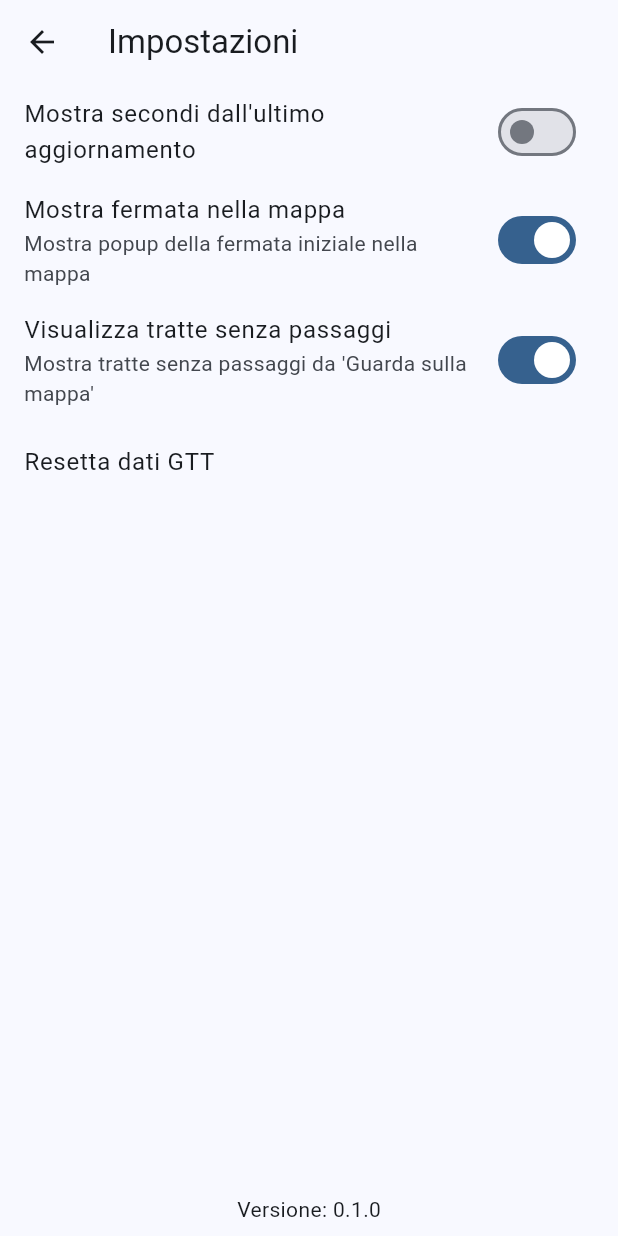
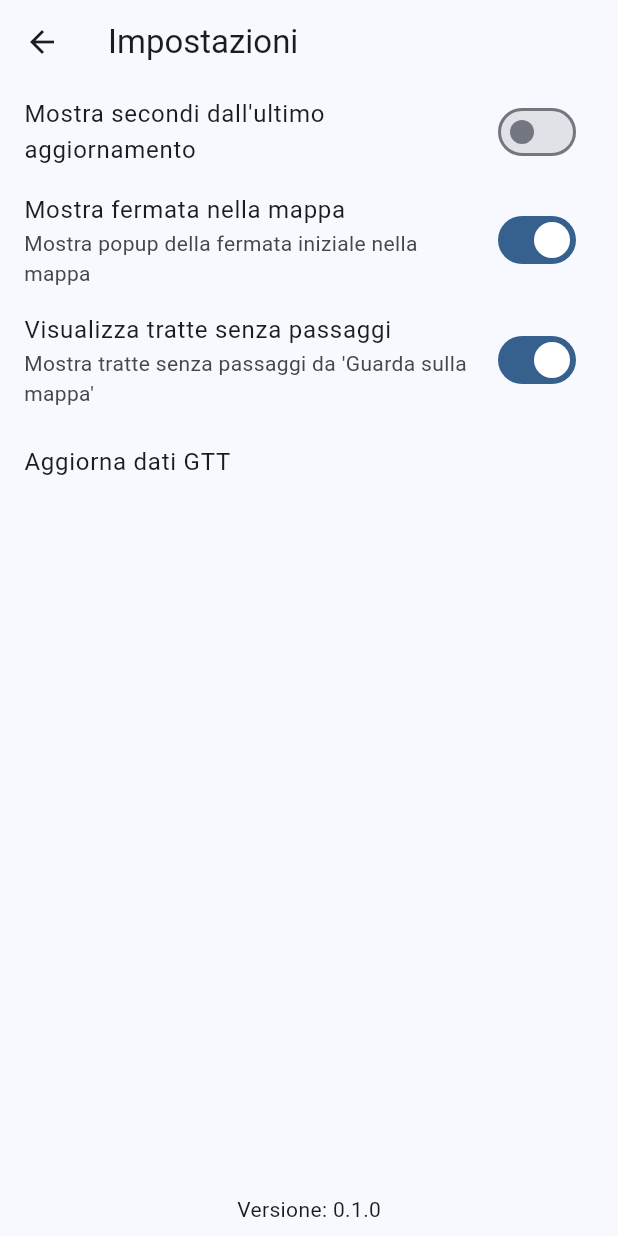
Before and after one commit to amxDusT/GTT-app, a Flutter app: the SettingsPage screen opened directly, on a phone screen of 412 x 824 dp. Run offline on Flutter 3.47's test engine with Material 3 defaults, Android fonts, the phone set to English and light mode, and no system bars; our stand-ins replace convert, flutter_colorpicker, flutter_map, flutter_secure_storage, flutter_typeahead, get and 4 more; missing offline and left inert: flutter_displaymode, flutter_map_marker_popup, icon_decoration, install_plugin, mqtt_client, nfc_manager; accounts and stored records are empty; network calls fail; statements that could not run were skipped.

Commit message:
'reset' => 'update'

```diff
--- a/lib/controllers/info_controller.dart
+++ b/lib/controllers/info_controller.dart
@@ -105,12 +105,12 @@ class InfoController extends GetxController {
               children: [
                 Text("Ooops... Problema nel risolvere la richiesta."),
                 Text(
-                    "Riprova, o prova a resettare i dati di GTT nelle impostazioni."),
+                    "Riprova, o prova ad aggiornare i dati di GTT nelle impostazioni."),
               ],
             ),
           ),
         ),
-        textConfirm: "Resetta",
+        textConfirm: "Aggiorna",
         onConfirm: () {
           Get.back();
           Get.put(SettingsController()).resetData();
--- a/lib/models/gtt_models.dart
+++ b/lib/models/gtt_models.dart
@@ -1,5 +1,3 @@
-import 'dart:convert';
-
 import 'package:flutter_gtt/resources/utils/maps.dart';
 import 'package:latlong2/latlong.dart';
 
--- a/lib/pages/settings_page.dart
+++ b/lib/pages/settings_page.dart
@@ -49,7 +49,7 @@ class SettingsPage extends StatelessWidget {
                       )),
                 ),
                 ListTile(
-                  title: const Text('Resetta dati GTT'),
+                  title: const Text('Aggiorna dati GTT'),
                   onTap: () {
                     _settingsController.resetData();
                   },
```
